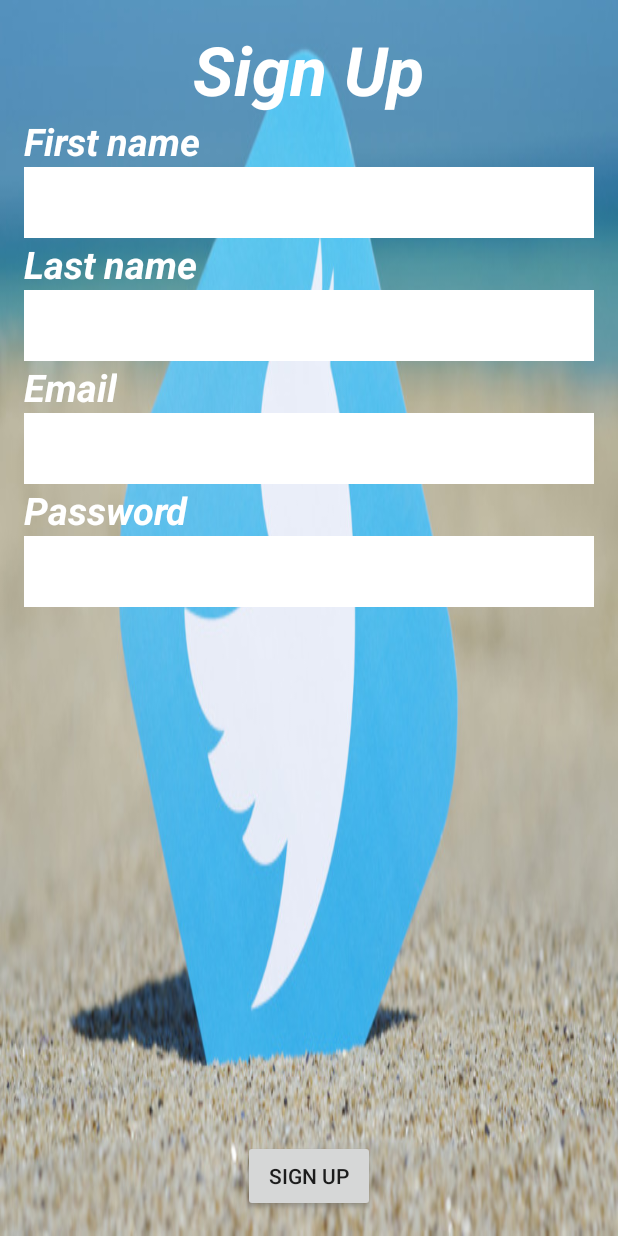
After one commit to austincunningham/android-mytweet, an Android app: the layout activity_signup.xml on its own in the app's theme, with its tools: preview values and no code run, on a phone screen of 412 x 824 dp. The commit adds this screen. Run offline under Robolectric (Android 15) with nearby library versions, the phone set to English and light mode, and no system bars.

Commit message:
dummy sign up and login activity

```diff
--- /dev/null
+++ b/app/src/main/res/layout/activity_signup.xml
@@ -0,0 +1,131 @@
+<?xml version="1.0" encoding="utf-8"?>
+<RelativeLayout xmlns:android="http://schemas.android.com/apk/res/android"
+    xmlns:tools="http://schemas.android.com/tools"
+    android:layout_width="match_parent"
+    android:layout_height="match_parent"
+    android:paddingBottom="@dimen/activity_vertical_margin"
+    android:paddingLeft="@dimen/activity_horizontal_margin"
+    android:paddingRight="@dimen/activity_horizontal_margin"
+    android:paddingTop="@dimen/activity_vertical_margin"
+    android:background="@drawable/twitter"
+    android:scaleType="centerCrop"
+    >
+
+
+    <TextView
+        android:layout_width="wrap_content"
+        android:layout_height="wrap_content"
+        android:text="@string/textview_signup_banner_id"
+        android:id="@+id/textView6"
+        android:textColor="@color/white"
+        android:textStyle="bold|italic"
+        android:textSize="45sp"
+        android:layout_alignParentTop="true"
+        android:layout_centerHorizontal="true" />
+
+    <TextView
+        android:layout_width="wrap_content"
+        android:layout_height="wrap_content"
+        android:text="@string/textview_signup_fname_id"
+        android:id="@+id/textView7"
+        android:textColor="@color/white"
+        android:textStyle="bold|italic"
+        android:textSize="25sp"
+        android:layout_below="@+id/textView6"
+        android:layout_alignParentLeft="true"
+        android:layout_alignParentStart="true" />
+
+    <EditText
+        android:layout_width="wrap_content"
+        android:layout_height="wrap_content"
+        android:inputType="textPersonName"
+        android:text=""
+        android:ems="10"
+        android:textSize="35sp"
+        android:background="@color/white"
+        android:id="@+id/editText3"
+        android:layout_below="@+id/textView7"
+        android:layout_alignParentLeft="true"
+        android:layout_alignParentStart="true" />
+
+    <TextView
+        android:layout_width="wrap_content"
+        android:layout_height="wrap_content"
+        android:text="@string/textview_signup_lname_id"
+        android:id="@+id/textView8"
+        android:textColor="@color/white"
+        android:textStyle="bold|italic"
+        android:textSize="25sp"
+        android:layout_below="@+id/editText3"
+        android:layout_alignParentLeft="true"
+        android:layout_alignParentStart="true" />
+
+    <EditText
+        android:layout_width="wrap_content"
+        android:layout_height="wrap_content"
+        android:inputType="textPersonName"
+        android:text=""
+        android:textSize="35sp"
+        android:background="@color/white"
+        android:ems="10"
+        android:id="@+id/editText4"
+        android:layout_below="@+id/textView8"
+        android:layout_alignParentLeft="true"
+        android:layout_alignParentStart="true" />
+
+    <TextView
+        android:layout_width="wrap_content"
+        android:layout_height="wrap_content"
+        android:text="@string/textview_signup_email_id"
+        android:textColor="@color/white"
+        android:textStyle="bold|italic"
+        android:textSize="25sp"
+        android:id="@+id/textView9"
+        android:layout_below="@+id/editText4"
+        android:layout_alignParentLeft="true"
+        android:layout_alignParentStart="true" />
+
+    <EditText
+        android:layout_width="wrap_content"
+        android:layout_height="wrap_content"
+        android:inputType="textEmailAddress"
+        android:ems="10"
+        android:textSize="35sp"
+        android:background="@color/white"
+        android:id="@+id/editText5"
+        android:layout_below="@+id/textView9"
+        android:layout_alignParentLeft="true"
+        android:layout_alignParentStart="true" />
+
+    <TextView
+        android:layout_width="wrap_content"
+        android:layout_height="wrap_content"
+        android:text="@string/textview_signup_password_id"
+        android:textColor="@color/white"
+        android:textStyle="bold|italic"
+        android:textSize="25sp"
+        android:id="@+id/textView10"
+        android:layout_below="@+id/editText5"
+        android:layout_alignParentLeft="true"
+        android:layout_alignParentStart="true" />
+
+    <EditText
+        android:layout_width="wrap_content"
+        android:layout_height="wrap_content"
+        android:inputType="textPassword"
+        android:ems="10"
+        android:textSize="35sp"
+        android:background="@color/white"
+        android:id="@+id/editText6"
+        android:layout_below="@+id/textView10"
+        android:layout_alignParentLeft="true"
+        android:layout_alignParentStart="true" />
+
+    <Button
+        android:layout_width="wrap_content"
+        android:layout_height="wrap_content"
+        android:text="@string/button_signup_view_id"
+        android:id="@+id/button4"
+        android:layout_alignParentBottom="true"
+        android:layout_centerHorizontal="true" />
+</RelativeLayout>
--- a/app/src/main/res/values/colors.xml
+++ b/app/src/main/res/values/colors.xml
@@ -1,6 +1,6 @@
 <?xml version="1.0" encoding="utf-8"?>
 <resources>
-    <color name="colorPrimary">#3F51B5</color>
+    <color name="colorPrimary">#66b3ff</color>
     <color name="colorPrimaryDark">#303F9F</color>
     <color name="colorAccent">#FF4081</color>
     <color name="white">#FFFFFF</color>
--- a/app/src/main/res/values/strings.xml
+++ b/app/src/main/res/values/strings.xml
@@ -4,4 +4,14 @@
     <string name="button_welcome_signup_id">Sign Up</string>
     <string name="button_welcome_login_id">Login</string>
     <string name="Welcome_txtsub_id">See what is happening in the great WIT world right now</string>
+    <string name="textview_login_id">Email</string>
+    <string name="textview_login_password_id">Passsword</string>
+    <string name="button_login_id">Login</string>
+    <string name="textview_Login_banner_id">Login</string>
+    <string name="textview_signup_banner_id">Sign Up</string>
+    <string name="textview_signup_fname_id">First name</string>
+    <string name="textview_signup_lname_id">Last name</string>
+    <string name="textview_signup_email_id">Email</string>
+    <string name="textview_signup_password_id">Password</string>
+    <string name="button_signup_view_id">Sign Up</string>
 </resources>
```
Also changed, not shown: app/src/main/res/layout/activity_login.xml (added, +82 -0 lines).
